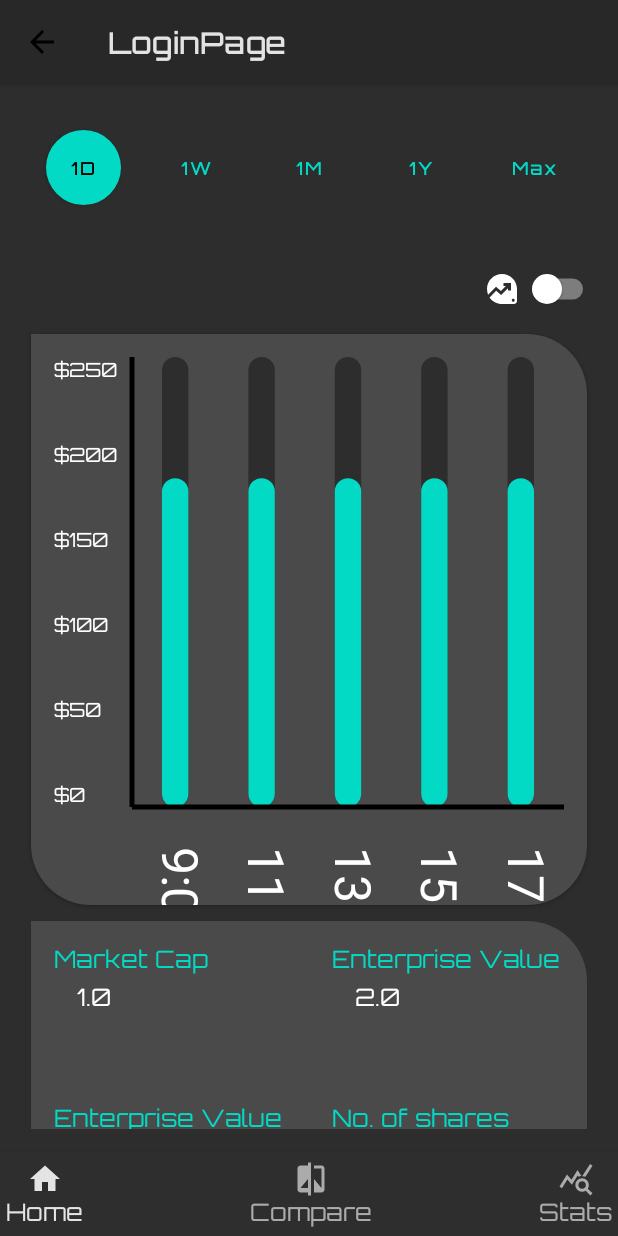
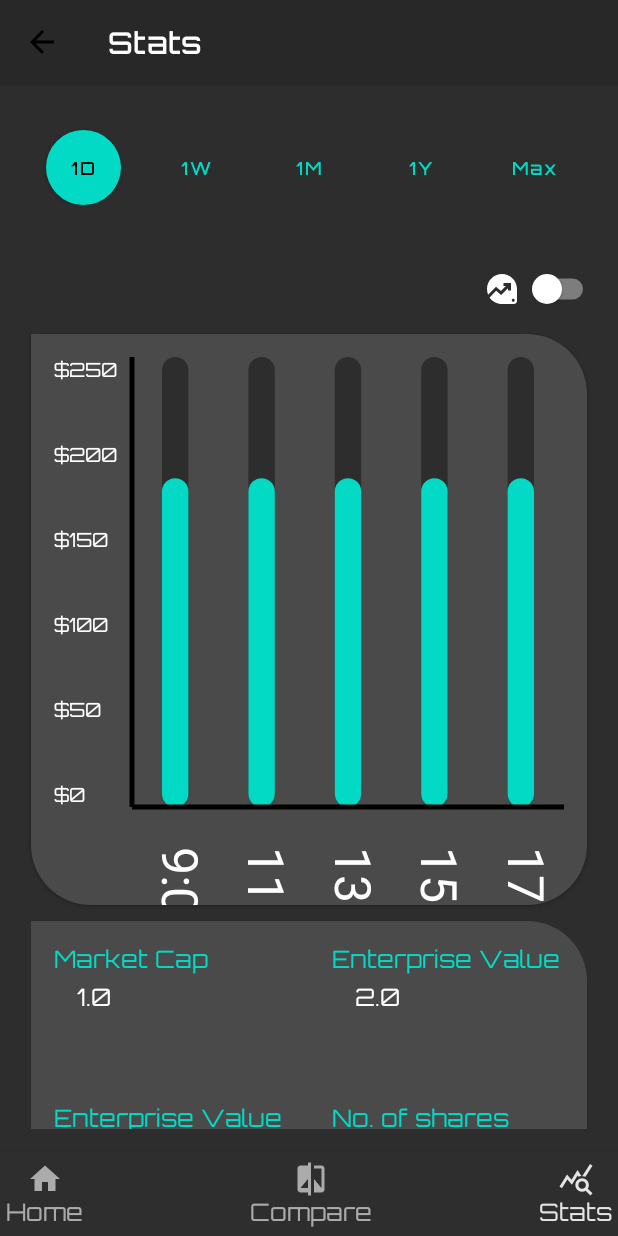
Before and after one commit to Piyush42Soni/Stock_Market_Price_Predictor_2.0, an Android app built with Jetpack Compose: the Stats screen opened through its navigation route, on a phone screen of 412 x 824 dp. Run offline under Robolectric (Android 15) with nearby library versions, the phone set to English and light mode, and no system bars.

Commit message:
errors resolved

```diff
--- a/app/src/main/java/com/example/stockmarketpricepredictor20/StockMarketApp.kt
+++ b/app/src/main/java/com/example/stockmarketpricepredictor20/StockMarketApp.kt
@@ -58,7 +58,7 @@ enum class StockScreen(@StringRes val title: Int) {
     Home(title = R.string.app_name),
     Compare(title = R.string.Compare),
     Login(title = R.string.Login),
-    Stats(title = R.string.Login)
+    Stats(title = R.string.Stats)
 }
 @Composable
 fun StockTopAppBar(
@@ -68,7 +68,7 @@ fun StockTopAppBar(
     modifier: Modifier = Modifier
 ) {
     TopAppBar(
-        title = { Text(stringResource(currentScreen.title)) },
+        title = { AdjustText(text=(stringResource(currentScreen.title)), textStyleBody1 = MaterialTheme.typography.h6, color = Color.White) },
         modifier = modifier,
         navigationIcon = {
             if (canNavigateBack) {
@@ -89,29 +89,82 @@ fun StockBottomAppBar(
     HomeNavigate:() -> Unit,
     CompareNavigate:() -> Unit,
     StatsNavigate:() -> Unit,
+    active:Int
 ) {
     BottomAppBar(modifier = modifier,){
+        if(active==1) {
             CompositionLocalProvider(LocalContentAlpha provides ContentAlpha.high) {
 
                 IconButton(onClick = { HomeNavigate() }) {
-                Column(horizontalAlignment =Alignment.CenterHorizontally, verticalArrangement = Arrangement.Center) {
+                    Column(
+                        horizontalAlignment = Alignment.CenterHorizontally,
+                        verticalArrangement = Arrangement.Center
+                    ) {
+                        Icon(Icons.Filled.Home, contentDescription = "Localized description")
+                        Text(text = "Home")
+                    }
+                }
+            }
+        }
+        else{
+            IconButton(onClick = { HomeNavigate() }) {
+                Column(
+                    horizontalAlignment = Alignment.CenterHorizontally,
+                    verticalArrangement = Arrangement.Center
+                ) {
                     Icon(Icons.Filled.Home, contentDescription = "Localized description")
                     Text(text = "Home")
                 }
             }
         }
         Spacer(Modifier.weight(0.5f, true))
+        if(active==2) {
+            CompositionLocalProvider(LocalContentAlpha provides ContentAlpha.high) {
                 IconButton(onClick = { CompareNavigate() }) {
-            Column(horizontalAlignment =Alignment.CenterHorizontally, verticalArrangement = Arrangement.Center) {
+                    Column(
+                        horizontalAlignment = Alignment.CenterHorizontally,
+                        verticalArrangement = Arrangement.Center
+                    ) {
                         Icon(Icons.Filled.Compare, contentDescription = "Localized description")
                         Text(text = "Compare")
                     }
                 }
+            }
+        }
+        else{
+            IconButton(onClick = { CompareNavigate() }) {
+                Column(
+                    horizontalAlignment = Alignment.CenterHorizontally,
+                    verticalArrangement = Arrangement.Center
+                ) {
+                    Icon(Icons.Filled.Compare, contentDescription = "Localized description")
+                    Text(text = "Compare")
+                }
+            }
+        }
         Spacer(Modifier.weight(0.5f, true))
+        if(active==3) {
+            CompositionLocalProvider(LocalContentAlpha provides ContentAlpha.high) {
                 IconButton(onClick = { StatsNavigate() }) {
-            Column(horizontalAlignment =Alignment.CenterHorizontally, verticalArrangement = Arrangement.Center) {
+                    Column(
+                        horizontalAlignment = Alignment.CenterHorizontally,
+                        verticalArrangement = Arrangement.Center
+                    ) {
                         Icon(Icons.Filled.QueryStats, contentDescription = "Localized description")
                         Text(text = "Stats")
+                    }
+                }
+            }
+        }
+        else{
+            IconButton(onClick = { StatsNavigate() }) {
+                Column(
+                    horizontalAlignment = Alignment.CenterHorizontally,
+                    verticalArrangement = Arrangement.Center
+                ) {
+                    Icon(Icons.Filled.QueryStats, contentDescription = "Localized description")
+                    Text(text = "Stats")
+                }
             }
         }
     }
@@ -122,6 +175,7 @@ fun StockMarketApp(
 ) {
     val bottomBarState = rememberSaveable { (mutableStateOf(false)) }
     val topBarState = rememberSaveable { (mutableStateOf(false)) }
+    val currentActive=rememberSaveable { (mutableStateOf(0)) }
     val backStackEntry by navController.currentBackStackEntryAsState()
     val currentScreen = StockScreen.valueOf(
         backStackEntry?.destination?.route ?: StockScreen.Login.name
@@ -145,7 +199,8 @@ fun StockMarketApp(
                     },
                     CompareNavigate = {
                         navController.navigate(StockScreen.Compare.name)
-                    }
+                    },
+                    active = currentActive.value
                 )
             }
         }
@@ -163,23 +218,27 @@ fun StockMarketApp(
                     HomePage()
                     bottomBarState.value=true
                     topBarState.value=true
+                    currentActive.value=1
                 }
                 composable(route = StockScreen.Compare.name) {
                     val comparePageViewModel: ComparePageViewModel = viewModel()
                     ComparePage(comparePageViewModel)
                     bottomBarState.value=true
                     topBarState.value=true
+                    currentActive.value=2
                 }
                 composable(route = StockScreen.Login.name) {
                     LoginPage(onSendButtonClicked = { navController.navigate(StockScreen.Home.name) })
                     bottomBarState.value=false
                     topBarState.value=false
+                    currentActive.value=0
                 }
                 composable(route = StockScreen.Stats.name) {
                     val statsViewModel: StatsViewModel = viewModel()
                     StatsPage(statsViewModel)
                     bottomBarState.value=true
                     topBarState.value=true
+                    currentActive.value=3
                 }
             }
         }
--- a/app/src/main/res/values/strings.xml
+++ b/app/src/main/res/values/strings.xml
@@ -1,7 +1,7 @@
 <resources>
     <string name="app_name">Stock Market Price Predictor 2.0</string>
-    <string name="Compare">ComparePage</string>
-    <string name="Login">LoginPage</string>
-    <string name="Stats">StatsPage</string>
+    <string name="Compare">Compare</string>
+    <string name="Login">Login</string>
+    <string name="Stats">Stats</string>
     <string name="new_stock_prediction">Todays Stock Prediction</string>
 </resources>
```
Lines whose indentation alone changed are shown as unchanged.
